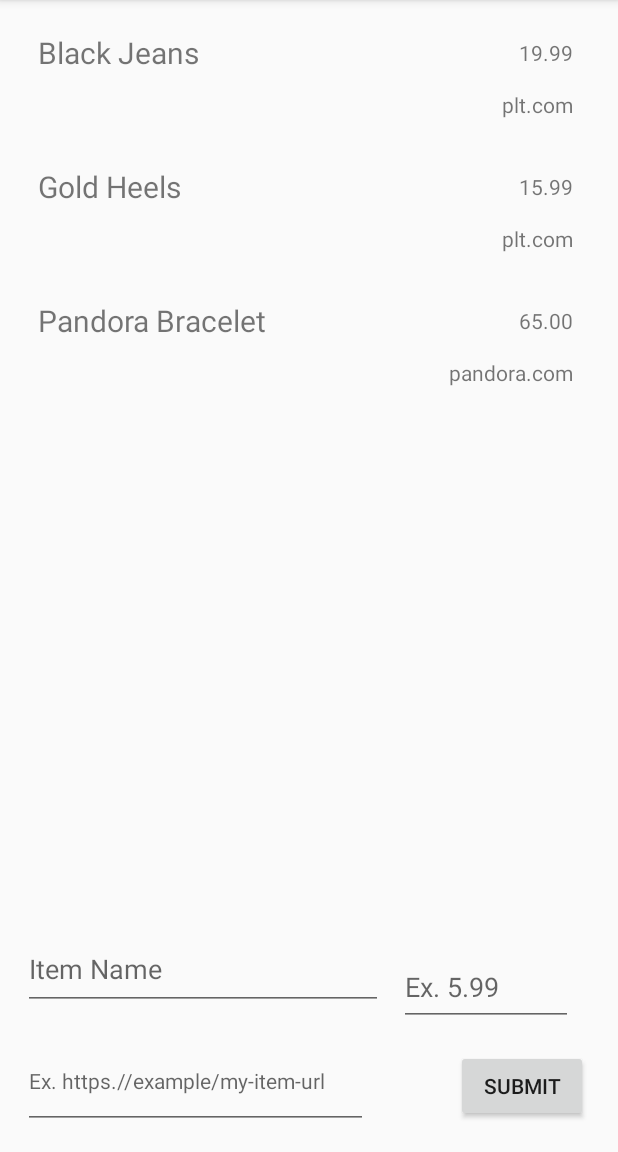
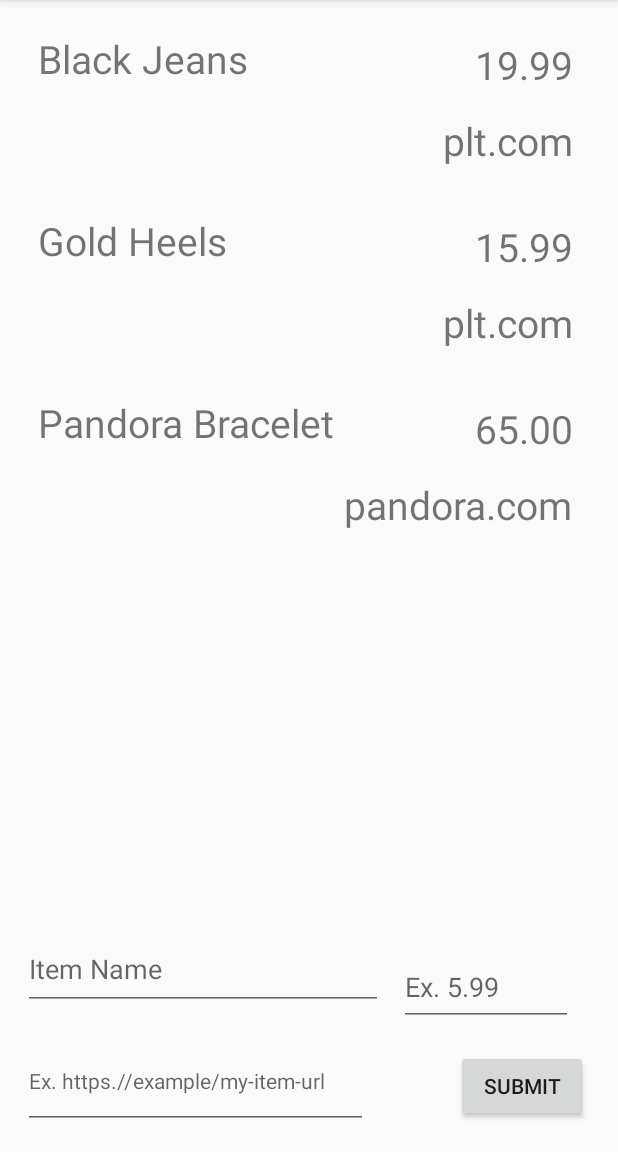
Before and after one commit to SydnieSewell/Wishlist, an Android app: the screen it shows after launch (MainActivity), on a phone screen of 412 x 824 dp, the part 84-1236 px from its top. Run offline under Robolectric (Android 15) with nearby library versions, the phone set to English and light mode, and no system bars.

Commit message:
new updated commit

```diff
--- a/app/src/main/res/layout/activity_main.xml
+++ b/app/src/main/res/layout/activity_main.xml
@@ -41,6 +41,7 @@ tools:context=".MainActivity">
     android:lines="5"
     android:maxLines="1"
     app:layout_constraintBottom_toTopOf="@+id/itemUrLIV"
+
     app:layout_constraintStart_toStartOf="parent">
     >
 </EditText>
--- a/app/src/main/res/layout/items_item.xml
+++ b/app/src/main/res/layout/items_item.xml
@@ -13,7 +13,7 @@
         android:layout_marginStart="15dp"
         android:layout_marginTop="11dp"
         android:text="Item"
-        android:textSize="20sp"
+        android:textSize="26sp"
         app:layout_constraintStart_toStartOf="parent"
         app:layout_constraintTop_toTopOf="parent" />
 
@@ -27,6 +27,7 @@
         android:ellipsize="end"
         android:lines="1"
         android:text="Price"
+        android:textSize="26sp"
         app:layout_constraintEnd_toEndOf="parent"
         app:layout_constraintTop_toTopOf="parent" />
 
@@ -38,6 +39,7 @@
         android:layout_marginTop="15dp"
         android:layout_marginEnd="20dp"
         android:text="Url"
+        android:textSize="26sp"
         app:layout_constraintEnd_toEndOf="parent"
         app:layout_constraintTop_toBottomOf="@+id/itemPriceTv" />
 
```
Also changed, not shown: 1 other file.
